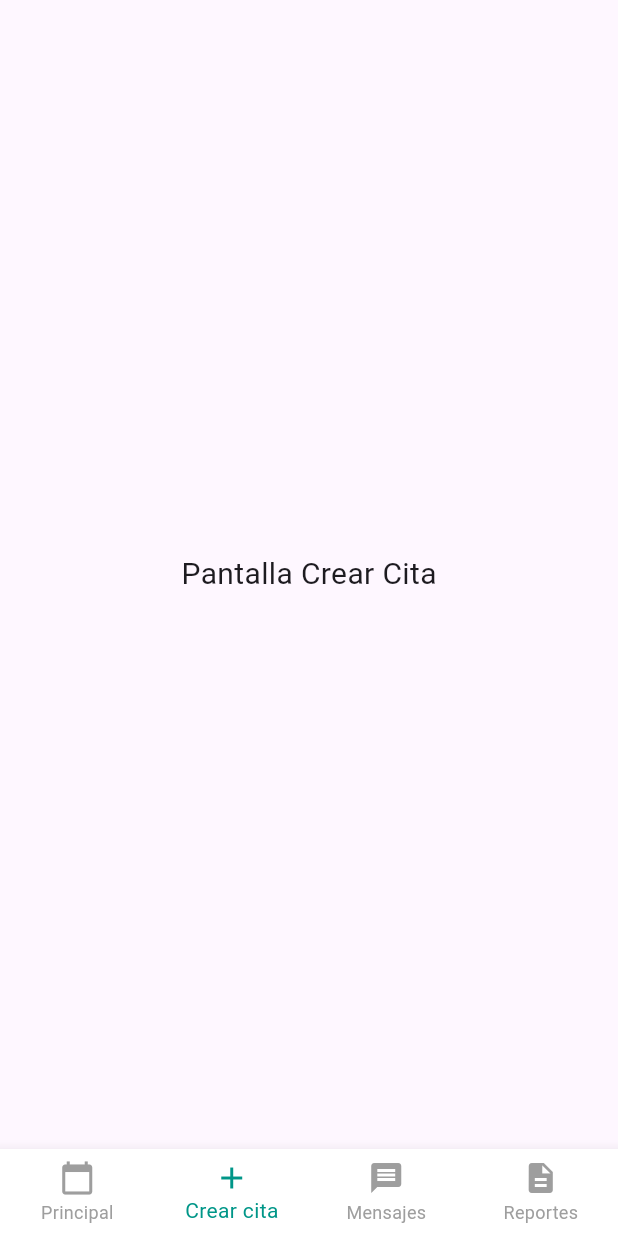
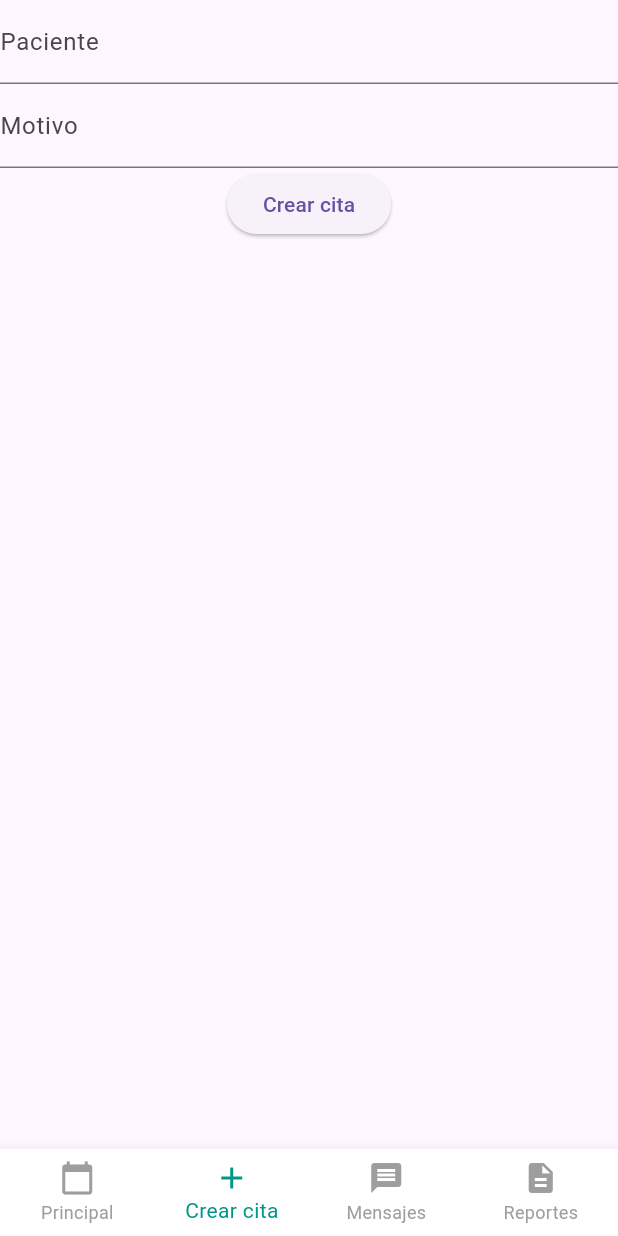
Before and after one commit to BernysCS/centro_medico_dayenu, a Flutter app: the screen it shows after launch, item 2 of the bottom bar chosen, on a phone screen of 412 x 824 dp. Run offline on Flutter 3.47's test engine with Material 3 defaults, Android fonts, the phone set to English and light mode, and no system bars.

Commit message:
crear funcionalidad para crear citas

```diff
--- /dev/null
+++ b/lib/crear_cita/cita.dart
@@ -0,0 +1,7 @@
+class Cita {
+  final String paciente;
+  final DateTime fecha;
+  final String motivo;
+
+  Cita({required this.paciente, required this.fecha, required this.motivo});
+}
--- a/lib/crear_cita/crear_cita.dart
+++ b/lib/crear_cita/crear_cita.dart
@@ -1,18 +1,42 @@
 //En este archivo se agregá la opción para crear una cita y mostrarla en la pantalla de principal
+import 'package:centro_medico_dayenu/crear_cita/cita.dart';
 import 'package:flutter/material.dart';
 
-class PantallaCrearCita extends StatelessWidget {
-  const PantallaCrearCita({super.key});
+class PantallaCrearCita extends StatefulWidget {
+  final Function(Cita) onCrearCita;
+
+  const PantallaCrearCita({super.key, required this.onCrearCita});
+
+  @override
+  State<PantallaCrearCita> createState() => _PantallaCrearCitaState();
+}
+
+class _PantallaCrearCitaState extends State<PantallaCrearCita> {
+  final _pacienteController = TextEditingController();
+  final _motivoController = TextEditingController();
+  DateTime _fechaSeleccionada = DateTime.now();
+
+  void _crearCita() {
+    final nuevaCita = Cita(
+      paciente: _pacienteController.text,
+      fecha: _fechaSeleccionada,
+      motivo: _motivoController.text,
+    );
+
+    widget.onCrearCita(nuevaCita); // Llama a la función pasada desde Navegacion
+  }
 
   @override
   Widget build(BuildContext context) {
-    return const Scaffold(
-      body: Center(
-        child: Text(
-          'Pantalla Crear Cita',
-          style: TextStyle(fontSize: 20),
+    return Column(
+      children: [
+        TextField(controller: _pacienteController, decoration: InputDecoration(labelText: 'Paciente')),
+        TextField(controller: _motivoController, decoration: InputDecoration(labelText: 'Motivo')),
+        ElevatedButton(
+          onPressed: _crearCita,
+          child: Text('Crear cita'),
         ),
-      ),
+      ],
     );
   }
 }
--- a/lib/navegacion.dart
+++ b/lib/navegacion.dart
@@ -1,3 +1,4 @@
+import 'package:centro_medico_dayenu/crear_cita/cita.dart';
 import 'package:centro_medico_dayenu/crear_cita/crear_cita.dart';
 import 'package:centro_medico_dayenu/mensajes/mensajes.dart';
 import 'package:centro_medico_dayenu/principal/principal.dart';
@@ -12,6 +13,8 @@ class Navegacion extends StatefulWidget {
 }
 
 class _NavegacionState extends State<Navegacion> {
+  List<Cita> _citas = [];
+
   //indice para controlar las pantallas
   int _indiceActual = 0;
   String tipoUsuario = "admin"; // "admin", "doctor" o "recepcionista"
@@ -25,8 +28,8 @@ class _NavegacionState extends State<Navegacion> {
     //Si el usuario es admin se muestras las pantallas: principal, crearCita, mensajes, reportes
     if (tipoUsuario == "admin") {
       pantallas = [
-        const PantallaPrincipal(),
-        const PantallaCrearCita(),
+        PantallaPrincipal(citas: _citas),
+        PantallaCrearCita(onCrearCita: _agregarCita),
         const PantallaMensajes(),
         const PantallaReportes(),
       ];
@@ -39,7 +42,7 @@ class _NavegacionState extends State<Navegacion> {
       //si el usuario es doctor se muestras las pantllas principal y mensajes
     } else if (tipoUsuario == "doctor") {
       pantallas = [
-        const PantallaPrincipal(),
+        PantallaPrincipal(citas: _citas),
         const PantallaMensajes(),
       ];
       items = const [
@@ -48,8 +51,8 @@ class _NavegacionState extends State<Navegacion> {
       ];
     } else { // si es usuario es recepcionista se muestran las pantallas principal, crearcita, mensajes
       pantallas = [
-        const PantallaPrincipal(),
-        const PantallaCrearCita(),
+        PantallaPrincipal(citas: _citas),
+        PantallaCrearCita(onCrearCita: _agregarCita),
         const PantallaMensajes(),
       ];
       items = const [
@@ -77,4 +80,12 @@ class _NavegacionState extends State<Navegacion> {
       ),
     );
   }
+
+  void _agregarCita(Cita nuevaCita) {
+  setState(() {
+    _citas.add(nuevaCita);
+    _indiceActual = 0; // regresar a la pantalla principal
+  });
 }
+
+}
```
Also changed, not shown: lib/principal/principal.dart (+13 -8 lines).
